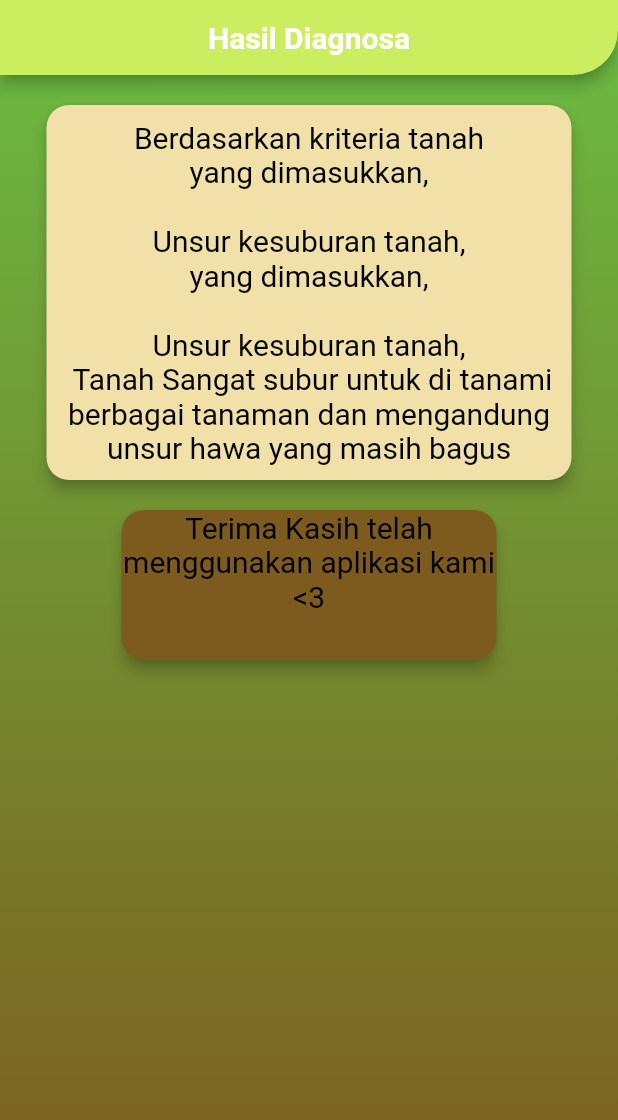
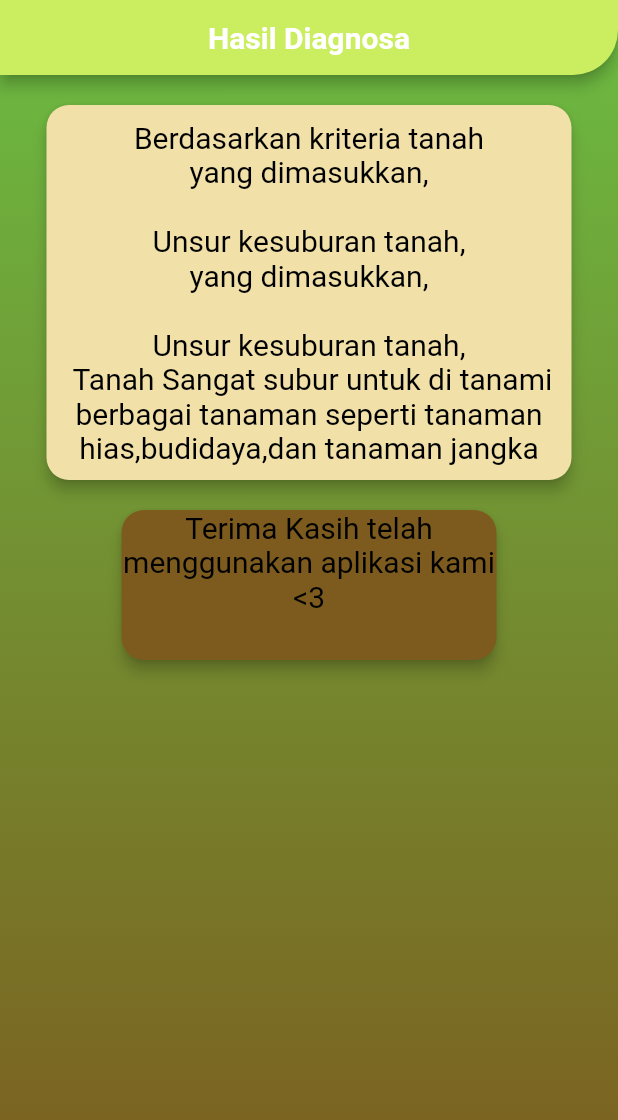
Before and after one commit to emperordeed/Kelompok-14-Apk-kesuburan-tanah, a Flutter app: the hasilDiagnosa1Widget screen opened directly, on a phone screen of 412 x 824 dp. Shown: the top 1120 px of the screen. Run offline on Flutter 3.47's test engine with Material 2 defaults, Android fonts, the phone set to English and light mode, and no system bars; our stand-ins replace auto_size_text, google_fonts; missing offline and left inert: tesd_drawer; Roboto replaces fonts that are missing (Poppins).

Commit message:
Update hasildiagnosa1.dart

```diff
--- a/lib/pertanyaan/hasildiagnosa1.dart
+++ b/lib/pertanyaan/hasildiagnosa1.dart
@@ -91,7 +91,7 @@ class _hasilDiagnosa1WidgetState extends State<hasilDiagnosa1Widget> {
                     child: Padding(
                       padding: EdgeInsetsDirectional.fromSTEB(10, 10, 10, 10),
                       child: Text(
-                        'Berdasarkan kriteria tanah\nyang dimasukkan,\n\nUnsur kesuburan tanah,\nyang dimasukkan,\n\nUnsur kesuburan tanah,\n Tanah Sangat subur untuk di tanami berbagai tanaman dan mengandung unsur hawa yang masih bagus',
+                        'Berdasarkan kriteria tanah\nyang dimasukkan,\n\nUnsur kesuburan tanah,\nyang dimasukkan,\n\nUnsur kesuburan tanah,\n Tanah Sangat subur untuk di tanami berbagai tanaman seperti tanaman hias,budidaya,dan tanaman jangka panjang. Tanah ini mengandung unsur hawa yang masih bagus',
                         textAlign: TextAlign.center,
                         style: TextStyle(
                           fontFamily: 'Poppins',
@@ -119,8 +119,7 @@ class _hasilDiagnosa1WidgetState extends State<hasilDiagnosa1Widget> {
                       color: Color(0xFF7D5B1E),
                       borderRadius: BorderRadius.circular(15),
                     ),
-                    child: Text(
-                      "Terima Kasih telah menggunakan aplikasi kami <3",
+                    child: Text("Terima Kasih telah menggunakan aplikasi kami <3",
                       textAlign: TextAlign.center,
                       style: TextStyle(
                           fontFamily: 'Poppins',
```
